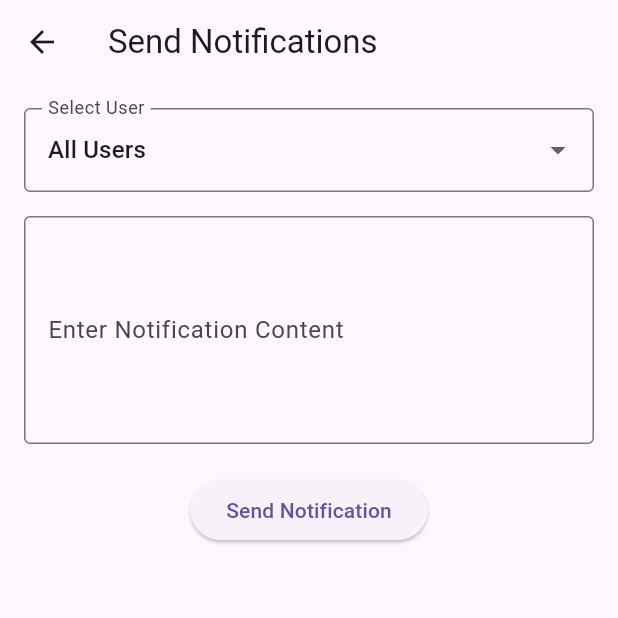
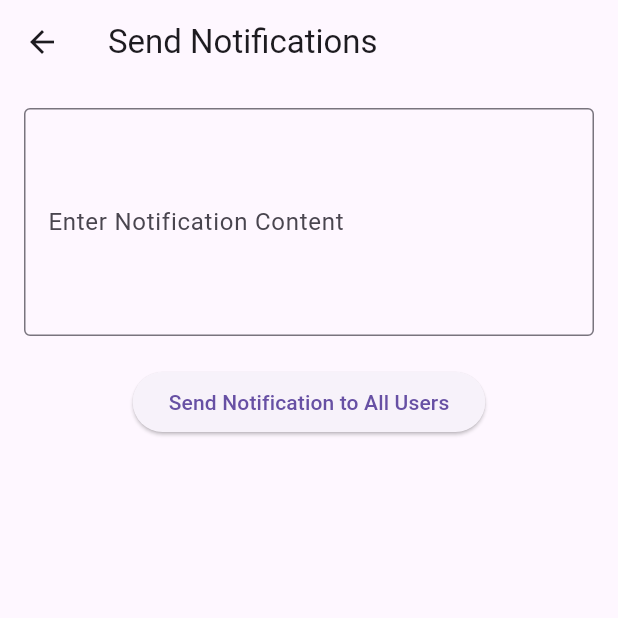
Before and after one commit to project916/speciesdectection, a Flutter app: the SendNotificationsPage screen opened directly, on a phone screen of 412 x 824 dp, the top half of it. Run offline on Flutter 3.47's test engine with Material 3 defaults, Android fonts, the phone set to English and light mode, and no system bars; our stand-ins replace cloud_firestore, file_picker, firebase_auth, firebase_core; accounts and stored records are empty.

Commit message:
firebase15

```diff
--- a/lib/Admin/Screen/SendNotificationsPage.dart
+++ b/lib/Admin/Screen/SendNotificationsPage.dart
@@ -1,4 +1,3 @@
-import 'dart:convert';
 import 'package:cloud_firestore/cloud_firestore.dart';
 import 'package:flutter/material.dart';
 
@@ -10,35 +9,13 @@ class SendNotificationsPage extends StatefulWidget {
 class _SendNotificationsPageState extends State<SendNotificationsPage> {
   final TextEditingController _notificationController = TextEditingController();
   final FirebaseFirestore _firestore = FirebaseFirestore.instance;
-  String _selectedUserId = "all"; // Default to sending to all users
-  List<Map<String, dynamic>> _users = [];
 
   @override
   void initState() {
     super.initState();
-    _fetchUsers();
   }
 
-  /// Fetch users from Firestore
-  Future<void> _fetchUsers() async {
-    try {
-      QuerySnapshot snapshot = await _firestore.collection('Users').get();
-      setState(() {
-        _users = snapshot.docs.map((doc) {
-          var data = doc.data() as Map<String, dynamic>;
-          return {
-            'name': data['name'] ?? 'Unknown',
-            'email': data['email'] ?? 'No email',
-            'uid': doc.id, // Use document ID as UID
-          };
-        }).toList();
-      });
-    } catch (e) {
-      _showErrorDialog('Error fetching users: $e');
-    }
-  }
-
-  /// Send notification to users
+  /// Send notification to all users
   Future<void> _sendNotification() async {
     final notificationContent = _notificationController.text.trim();
     if (notificationContent.isEmpty) {
@@ -47,24 +24,15 @@ class _SendNotificationsPageState extends State<SendNotificationsPage> {
     }
 
     try {
-      if (_selectedUserId == "all") {
       // Send notification to all users
       await _firestore.collection('Notifications').add({
         'content': notificationContent,
         'timestamp': FieldValue.serverTimestamp(),
         'userId': null, // Null indicates notification for all users
       });
-      } else {
-        // Send notification to a specific user
-        await _firestore.collection('Notifications').add({
-          'content': notificationContent,
-          'timestamp': FieldValue.serverTimestamp(),
-          'userId': _selectedUserId,
-        });
-      }
 
       // Show success dialog
-      _showSuccessDialog('Notification sent successfully!');
+      _showSuccessDialog('Notification sent to all users!');
     } catch (e) {
       _showErrorDialog('Error sending notification: $e');
     }
@@ -121,31 +89,6 @@ class _SendNotificationsPageState extends State<SendNotificationsPage> {
         padding: const EdgeInsets.all(16.0),
         child: Column(
           children: [
-            DropdownButtonFormField<String>(
-              value: _selectedUserId,
-              items: [
-                const DropdownMenuItem<String>(
-                  value: "all",
-                  child: Text('All Users'),
-                ),
-                ..._users.map<DropdownMenuItem<String>>((user) {
-                  return DropdownMenuItem<String>(
-                    value: user['uid'], // UID from Firestore
-                    child: Text('${user['name']} (${user['email']})'),
-                  );
-                }).toList(),
-              ],
-              onChanged: (value) {
-                setState(() {
-                  _selectedUserId = value ?? "all";
-                });
-              },
-              decoration: const InputDecoration(
-                labelText: 'Select User',
-                border: OutlineInputBorder(),
-              ),
-            ),
-            const SizedBox(height: 16),
             TextField(
               controller: _notificationController,
               decoration: const InputDecoration(
@@ -157,7 +100,7 @@ class _SendNotificationsPageState extends State<SendNotificationsPage> {
             const SizedBox(height: 20),
             ElevatedButton(
               onPressed: _sendNotification,
-              child: const Text('Send Notification'),
+              child: const Text('Send Notification to All Users'),
             ),
           ],
         ),
```
Lines whose indentation alone changed are shown as unchanged.
